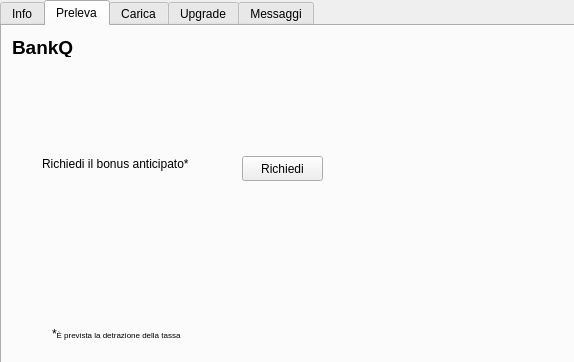
Qt form BankQ/userinfo.ui (marcofranceschini/p2_project) before a commit.
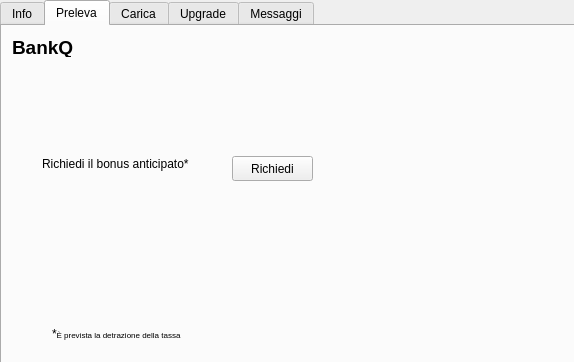
The same form after that commit.

Diff of the .ui file:
```diff
--- a/BankQ/userinfo.ui
+++ b/BankQ/userinfo.ui
@@ -378,7 +378,7 @@
     <widget class="QToolButton" name="toolButton_3">
      <property name="geometry">
       <rect>
-       <x>240</x>
+       <x>230</x>
        <y>130</y>
        <width>81</width>
        <height>25</height>
```
